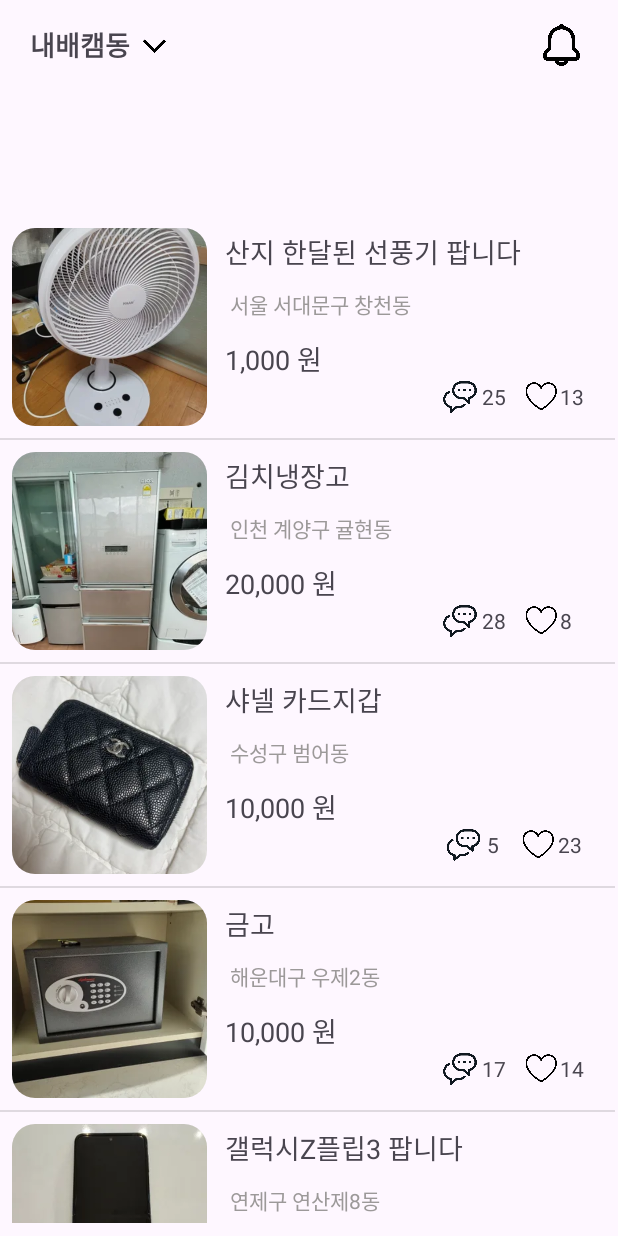
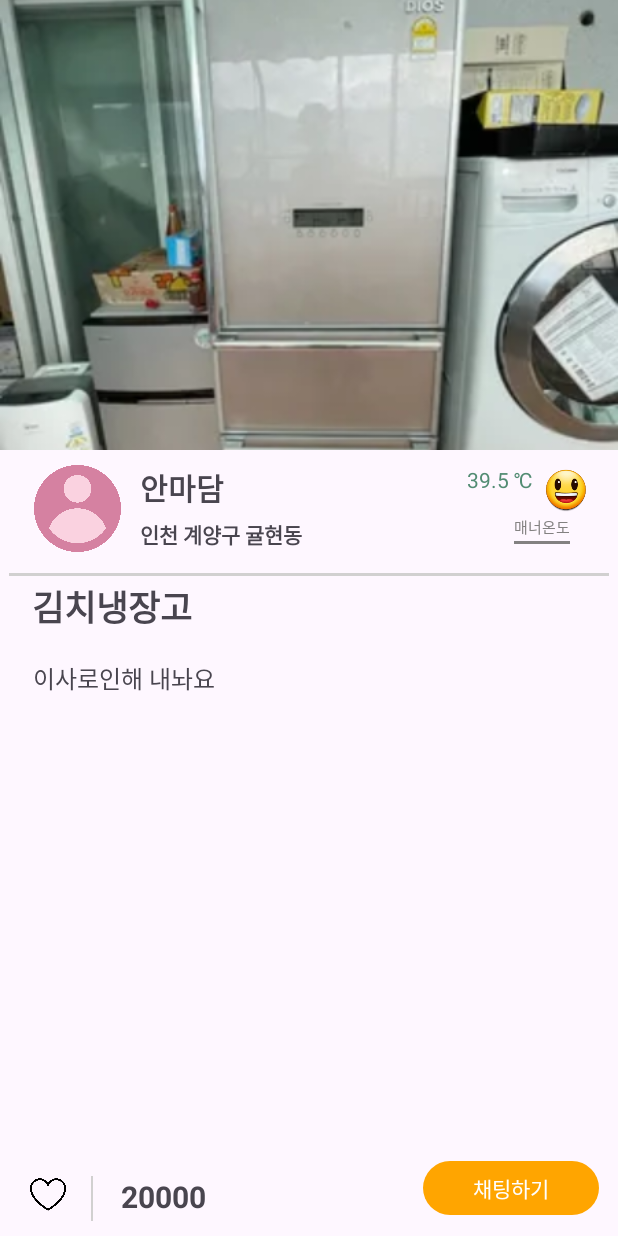
Before and after one commit to suuen/suyeon_portfolio, an Android app: the screen it shows after launch (MainActivity before the commit, secondpage after it), after a tap on "김치냉장고", on a phone screen of 412 x 824 dp. Run offline under Robolectric (Android 15) with nearby library versions, the phone set to English and light mode, and no system bars; plain views replace ReadMoreTextView.

Commit message:
[FEAT] : Parcelize 이용 MainPage 에서 secondPage 로 데이터 전달

```diff
--- a/app/src/main/java/com/example/portfolio/MainActivity.kt
+++ b/app/src/main/java/com/example/portfolio/MainActivity.kt
@@ -35,14 +35,14 @@ class MainActivity : AppCompatActivity() {
         val dataList = mutableListOf<MarketItems>()
         dataList.add(MarketItems(R.drawable.sample1, "산지 한달된 선풍기 팝니다", "이사가서 필요가 없어졌어요 급하게 내놓습니다", "대현동", 1000, "서울 서대문구 창천동", 13, 25))
         dataList.add(MarketItems(R.drawable.sample2, "김치냉장고", "이사로인해 내놔요", "안마담", 20000, "인천 계양구 귤현동", 8, 28))
-        dataList.add(MarketItems(R.drawable.sample3, "샤넬 카드지갑", "고퀄지갑이구요\\n사용감이 있어서 싸게 내어둡니다", "코코유", 10000, "수성구 범어동", 23, 5))
-        dataList.add(MarketItems(R.drawable.sample4, "금고", "금고\\n떼서 가져가야함\\n대우월드마크센텀\\n미국이주관계로 싸게 팝니다", "Nicole", 10000, "해운대구 우제2동", 14, 17))
-        dataList.add(MarketItems(R.drawable.sample5, "갤럭시Z플립3 팝니다", "갤럭시 Z플립3 그린 팝니다\\n항시 케이스 씌워서 썻고 필름 한장챙겨드립니다\\n화면에 살짝 스크래치난거 말고 크게 이상은없습니다!", "절명", 150000, "연제구 연산제8동", 22, 9))
-        dataList.add(MarketItems(R.drawable.sample6, "프라다 복조리백", "까임 오염없고 상태 깨끗합니다\\n정품여부모름", "미니멀하게", 50000, "수원시 영통구 원천동", 25, 16))
-        dataList.add(MarketItems(R.drawable.sample7, "울산 동해오션뷰 60평 복층 펜트하우스 1일 숙박권 펜션 힐링 숙소 별장", "울산 동해바다뷰 60평 복층 펜트하우스 1일 숙박권\\n(에어컨이 없기에 낮은 가격으로 변경했으며 8월 초 가장 더운날 다녀가신 분 경우 시원했다고 잘 지내다 가셨습니다)\\n1. 인원: 6명 기준입니다. 1인 10,000원 추가요금\\n2. 장소: 북구 블루마시티, 32-33층\\n3. 취사도구, 침구류, 세면도구, 드라이기 2개, 선풍기 4대 구비\\n4. 예약방법: 예약금 50,000원 하시면 저희는 명함을 드리며 입실 오전 잔금 입금하시면 저희는 동.호수를 알려드리며 고객님은 예약자분 신분증 앞면 주민번호 뒷자리 가리시거나 지우시고 문자로 보내주시면 저희는 카드키를 우편함에 놓아 둡니다.\\n5. 33층 옥상 야외 테라스 있음, 가스버너 있음\\n6. 고기 굽기 가능\\n7. 입실 오후 3시, 오전 11시 퇴실, 정리, 정돈 , 밸브 잠금 부탁드립니다.\\n8. 층간소음 주의 부탁드립니다.\\n9. 방3개, 화장실3개, 비데 3개\\n10. 저희 집안이 쓰는 별장입니다.", "굿리치", 150000, "남구 옥동", 142, 54))
-        dataList.add(MarketItems(R.drawable.sample8, "샤넬 탑핸들 가방", "샤넬 트랜디 CC 탑핸들 스몰 램스킨 블랙 금장 플랩백 !\\n + \"\\n\" + \"색상 : 블랙\\n\" + \"사이즈 : 25.5cm * 17.5cm * 8cm\\n\" + \"구성 : 본품더스트\\n\" + \"\\n\" + \"급하게 돈이 필요해서 팝니다 ㅠ ㅠ", "난쉽", 180000, "동래구 온천제2동", 31, 7))
-        dataList.add(MarketItems(R.drawable.sample9, "4행정 엔진분무기 판매합니다.", "3년전에 사서 한번 사용하고 그대로 둔 상태입니다. 요즘 사용은 안해봤습니다. 그래서 저렴하게 내 놓습니다. 중고라 반품은 어렵습니다.\\n", "알뜰한", 30000, "원주시 명륜2동", 7, 28))
-        dataList.add(MarketItems(R.drawable.sample10, "셀린느 버킷 가방", "22년 신세계 대전 구매입니당\\n + \"셀린느 버킷백\\n\" + \"구매해서 몇번사용했어요\\n\" + \"까짐 스크래치 없습니다.\\n\" + \"타지역에서 보내는거라 택배로 진행합니당!\"", "똑태현", 190000, "중구 동화동", 40, 6))
+        dataList.add(MarketItems(R.drawable.sample3, "샤넬 카드지갑", "고퀄지갑이구요\n사용감이 있어서 싸게 내어둡니다", "코코유", 10000, "수성구 범어동", 23, 5))
+        dataList.add(MarketItems(R.drawable.sample4, "금고", "금고\n떼서 가져가야함\n대우월드마크센텀\n미국이주관계로 싸게 팝니다", "Nicole", 10000, "해운대구 우제2동", 14, 17))
+        dataList.add(MarketItems(R.drawable.sample5, "갤럭시Z플립3 팝니다", "갤럭시 Z플립3 그린 팝니다\n항시 케이스 씌워서 썻고 필름 한장챙겨드립니다\n화면에 살짝 스크래치난거 말고 크게 이상은없습니다!", "절명", 150000, "연제구 연산제8동", 22, 9))
+        dataList.add(MarketItems(R.drawable.sample6, "프라다 복조리백", "까임 오염없고 상태 깨끗합니다\n정품여부모름", "미니멀하게", 50000, "수원시 영통구 원천동", 25, 16))
+        dataList.add(MarketItems(R.drawable.sample7, "울산 동해오션뷰 60평 복층 펜트하우스 1일 숙박권 펜션 힐링 숙소 별장", "울산 동해바다뷰 60평 복층 펜트하우스 1일 숙박권\\n(에어컨이 없기에 낮은 가격으로 변경했으며 8월 초 가장 더운날 다녀가신 분 경우 시원했다고 잘 지내다 가셨습니다)\n1. 인원: 6명 기준입니다. 1인 10,000원 추가요금\n2. 장소: 북구 블루마시티, 32-33층\n3. 취사도구, 침구류, 세면도구, 드라이기 2개, 선풍기 4대 구비\n4. 예약방법: 예약금 50,000원 하시면 저희는 명함을 드리며 입실 오전 잔금 입금하시면 저희는 동.호수를 알려드리며 고객님은 예약자분 신분증 앞면 주민번호 뒷자리 가리시거나 지우시고 문자로 보내주시면 저희는 카드키를 우편함에 놓아 둡니다.\n5. 33층 옥상 야외 테라스 있음, 가스버너 있음\n6. 고기 굽기 가능\n7. 입실 오후 3시, 오전 11시 퇴실, 정리, 정돈 , 밸브 잠금 부탁드립니다.\n8. 층간소음 주의 부탁드립니다.\n9. 방3개, 화장실3개, 비데 3개\n10. 저희 집안이 쓰는 별장입니다.", "굿리치", 150000, "남구 옥동", 142, 54))
+        dataList.add(MarketItems(R.drawable.sample8, "샤넬 탑핸들 가방", "샤넬 트랜디 CC 탑핸들 스몰 램스킨 블랙 금장 플랩백 !\n  \n색상 : 블랙\n사이즈 : 25.5cm * 17.5cm * 8cm\n구성 : 본품더스트\n급하게 돈이 필요해서 팝니다 ㅠ ㅠ", "난쉽", 180000, "동래구 온천제2동", 31, 7))
+        dataList.add(MarketItems(R.drawable.sample9, "4행정 엔진분무기 판매합니다.", "3년전에 사서 한번 사용하고 그대로 둔 상태입니다. 요즘 사용은 안해봤습니다. 그래서 저렴하게 내 놓습니다. 중고라 반품은 어렵습니다.\n", "알뜰한", 30000, "원주시 명륜2동", 7, 28))
+        dataList.add(MarketItems(R.drawable.sample10, "셀린느 버킷 가방", "22년 신세계 대전 구매입니당\n셀린느 버킷백\n구매해서 몇번사용했어요\n까짐 스크래치 없습니다.\n타지역에서 보내는거라 택배로 진행합니당!", "똑태현", 190000, "중구 동화동", 40, 6))
 
         binding.recyclerView.adapter = MyAdapter(dataList)
 
@@ -52,19 +52,10 @@ class MainActivity : AppCompatActivity() {
 
         adapter.itemClick = object : MyAdapter.ItemClick {
             override fun onClick(view: View, position: Int) {
-               /* val intent = Intent(this@MainActivity, secondpage::class.java)
-                val data = MarketItems(
-                    aIcon = R.drawable.sample1,
-                    aTitle = "산지 한달된 선풍기 팝니다",
-                    aDetail = "이사가서 필요가 없어졌어요 급하게 내놓습니다",
-                    aKeyword = "대현동",
-                    aPrice = 1000,
-                    aAddress = "서울 서대문구 창천동",
-                    aLike = 13,
-                    aMessage = 25
-                )
+                val intent = Intent(this@MainActivity, secondpage::class.java)
+                val data = dataList[position]
                 intent.putExtra("data", data)
-                startActivityForResult(intent, 100)*/
+                startActivity(intent)
             }
         }
 
--- a/app/src/main/java/com/example/portfolio/MarketItems.kt
+++ b/app/src/main/java/com/example/portfolio/MarketItems.kt
@@ -1,8 +1,11 @@
 
 package com.example.portfolio
 
+import android.os.Parcelable
+import kotlinx.parcelize.Parcelize
 
+@Parcelize
 data class MarketItems(
     val aIcon : Int,val aTitle : String, val aDetail : String,val aKeyword : String , val aPrice : Int , val aAddress : String,val aLike: Int , val aMessage : Int
-)
+) : Parcelable
     // Parcelable 구현
--- a/app/src/main/java/com/example/portfolio/secondpage.kt
+++ b/app/src/main/java/com/example/portfolio/secondpage.kt
@@ -2,29 +2,28 @@ package com.example.portfolio
 
 import android.os.Bundle
 import androidx.appcompat.app.AppCompatActivity
-
+import com.example.portfolio.databinding.DetailpageBinding
 
 class secondpage : AppCompatActivity() {
 
-    /*
     override fun onCreate(savedInstanceState: Bundle?) {
         super.onCreate(savedInstanceState)
 
-        // 데이터 바인딩을 사용하여 레이아웃을 설정합니다.
+
         val binding = DetailpageBinding.inflate(layoutInflater)
         setContentView(binding.root)
 
-        // Intent로 전달된 데이터를 받습니다.
         val receivedData = intent.getParcelableExtra<MarketItems>("data")
 
-        // 받은 데이터를 사용하여 뷰 업데이트 등을 수행하세요.
         if (receivedData != null) {
-            binding.atitleB.text = receivedData.aTitle
+            binding.titleb.text = receivedData.aTitle
             binding.detail.text = receivedData.aDetail
             binding.addressB.text = receivedData.aAddress
-            // 이하 원하는 뷰에 데이터를 설정하는 코드를 작성하세요.
+            binding.keyword.text = receivedData.aKeyword
+            binding.priceB.text = receivedData.aPrice.toString()
+            binding.iconB.setImageResource(receivedData.aIcon)
+
+
         }
     }
-
-     */
 }
--- a/app/src/main/res/layout/detailpage.xml
+++ b/app/src/main/res/layout/detailpage.xml
@@ -8,15 +8,6 @@
 
 
     <View
-        android:id="@+id/line_top"
-        android:layout_width="1050px"
-        android:layout_height="4px"
-        android:background="#D1D0D0"
-        app:layout_constraintEnd_toEndOf="parent"
-        app:layout_constraintStart_toStartOf="parent"
-        tools:layout_editor_absoluteY="380dp" />
-
-    <View
         android:id="@+id/line_down"
         android:layout_width="1dp"
         android:layout_height="30dp"
@@ -25,6 +16,16 @@
         android:background="#D1D0D0"
         app:layout_constraintBottom_toBottomOf="parent"
         app:layout_constraintStart_toEndOf="@+id/imageView7" />
+
+    <View
+        android:id="@+id/line_down2"
+        android:layout_width="400dp"
+        android:layout_height="2dp"
+        android:layout_marginTop="15dp"
+        android:background="#D1D0D0"
+        app:layout_constraintEnd_toEndOf="parent"
+        app:layout_constraintStart_toStartOf="parent"
+        app:layout_constraintTop_toBottomOf="@+id/address_b" />
 
     <TextView
         android:id="@+id/keyword"
@@ -84,29 +85,6 @@
         app:layout_constraintEnd_toEndOf="parent"
         app:layout_constraintTop_toBottomOf="@+id/imageView4" />
 
-    <TextView
-        android:id="@+id/atitle_b"
-        android:layout_width="394dp"
-        android:layout_height="37dp"
-        android:layout_marginStart="15dp"
-        android:layout_marginTop="16dp"
-        android:text="샤넬 탑핸들 가방"
-        android:textSize="20sp"
-        android:textStyle="bold"
-        app:layout_constraintStart_toStartOf="parent"
-        app:layout_constraintTop_toBottomOf="@+id/line_top" />
-
-    <TextView
-        android:id="@+id/detail"
-        android:layout_width="367dp"
-        android:layout_height="199dp"
-        android:layout_marginStart="15dp"
-        android:layout_marginTop="5dp"
-        android:text="샤넬 트랜디 CC 탑핸들 스몰 램스킨 블랙 금장 플랩백 !\n  \n 색상 : 블랙\n 사이즈 : 25.5cm * 17.5cm * 8cm\n\구성 : 본품더스트\n  \n 급하게 돈이 필요해서 팝니다 ㅠ ㅠ"
-        android:textSize="18sp"
-        app:layout_constraintStart_toStartOf="parent"
-        app:layout_constraintTop_toBottomOf="@+id/atitle_b" />
-
     <ImageView
         android:id="@+id/imageView7"
         android:layout_width="25dp"
@@ -160,4 +138,30 @@
         app:layout_constraintStart_toEndOf="@+id/imageView3"
         app:layout_constraintTop_toBottomOf="@+id/keyword" />
 
+    <TextView
+        android:id="@+id/titleb"
+        android:layout_width="379dp"
+        android:layout_height="43dp"
+        android:layout_marginStart="10dp"
+        android:layout_marginTop="20dp"
+        android:text="title"
+        android:textSize="23sp"
+        android:textStyle="bold"
+        app:layout_constraintEnd_toEndOf="parent"
+        app:layout_constraintStart_toStartOf="parent"
+        app:layout_constraintTop_toBottomOf="@+id/address_b" />
+
+    <TextView
+        android:id="@+id/detail"
+        android:layout_width="374dp"
+        android:layout_height="204dp"
+        android:layout_marginStart="5dp"
+        android:layout_marginTop="10dp"
+        android:text="detail"
+        android:textSize="16sp"
+        app:layout_constraintEnd_toEndOf="parent"
+        app:layout_constraintStart_toStartOf="parent"
+        app:layout_constraintTop_toBottomOf="@+id/titleb" />
+
+
 </androidx.constraintlayout.widget.ConstraintLayout>
```
